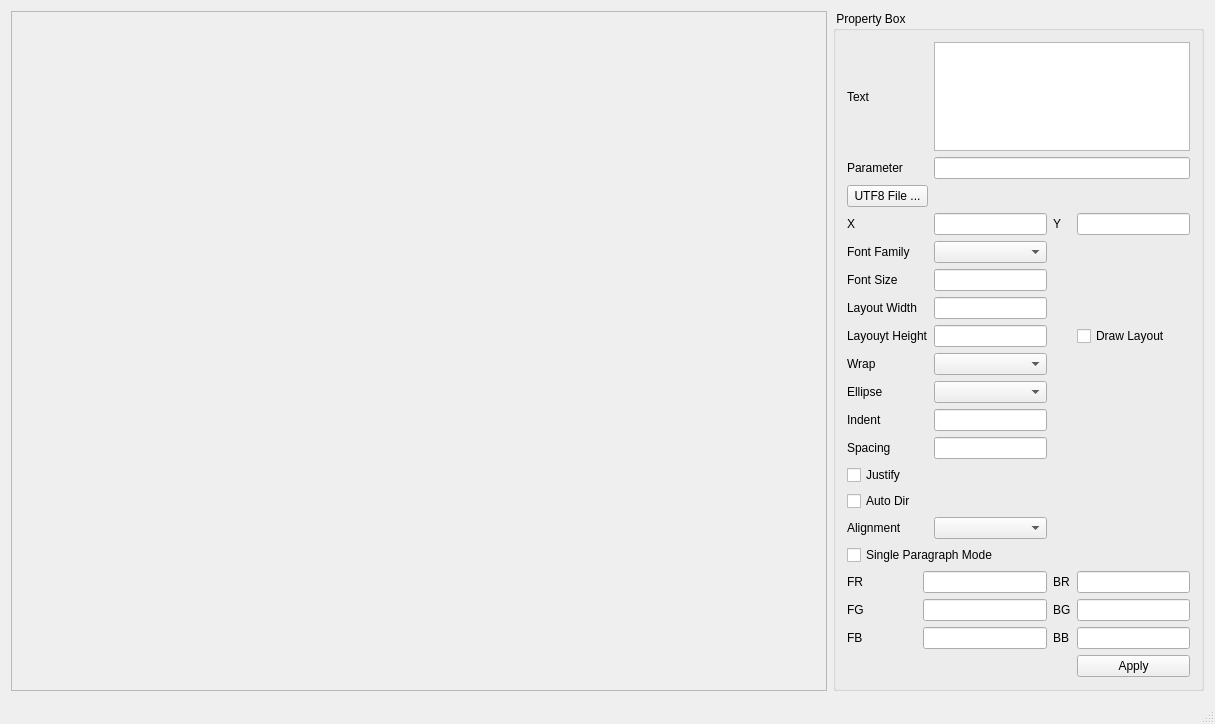
Before: the Qt Designer form TestPango/testpango.ui in aorura/myProject2, drawn with Qt 5.
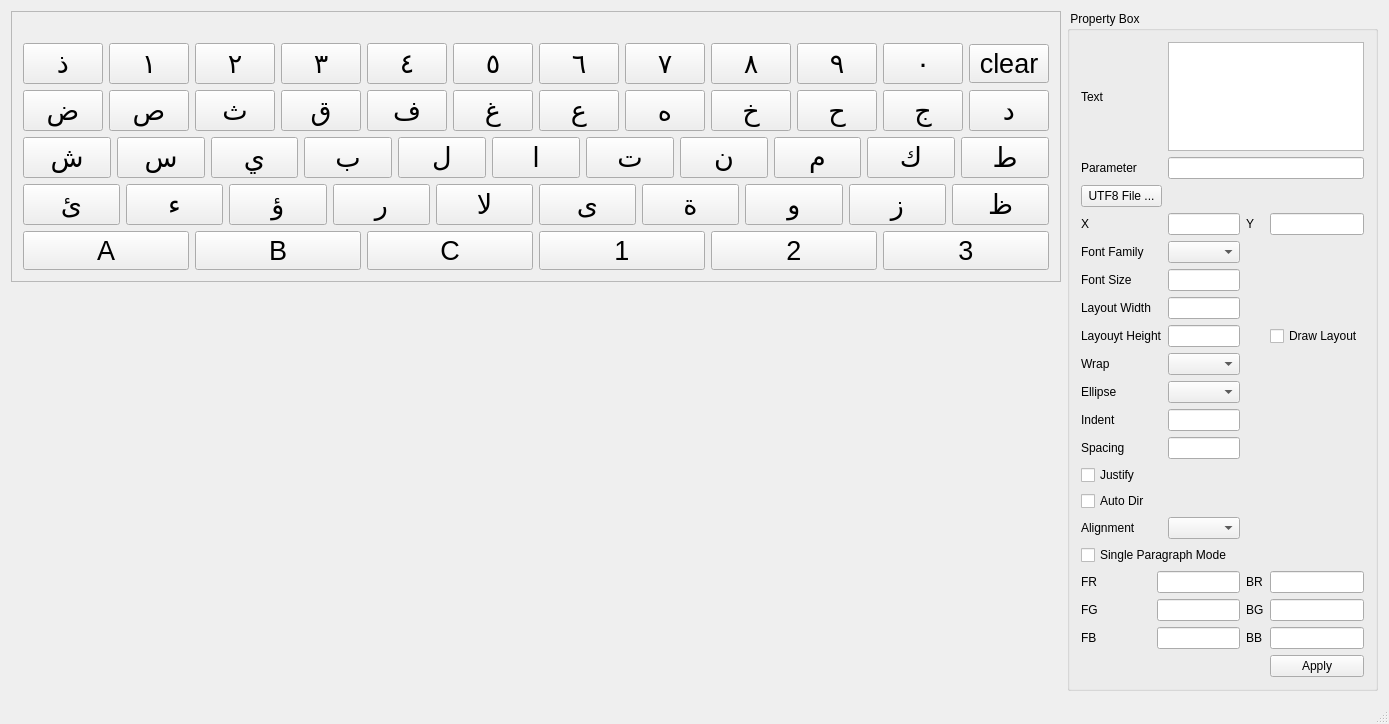
After: the same form once the commit is applied. Icons and pictures are not drawn.

The edit to the form file:
```diff
--- a/TestPango/testpango.ui
+++ b/TestPango/testpango.ui
@@ -6,10 +6,15 @@
    <rect>
     <x>0</x>
     <y>0</y>
-    <width>1215</width>
+    <width>1323</width>
     <height>724</height>
    </rect>
   </property>
+  <property name="font">
+   <font>
+    <pointsize>9</pointsize>
+   </font>
+  </property>
   <property name="windowTitle">
    <string>Text Rendering Tool</string>
   </property>
@@ -18,8 +23,8 @@
     <normaloff>C:/Users/jungle/Desktop/icon.png</normaloff>C:/Users/jungle/Desktop/icon.png</iconset>
   </property>
   <widget class="QWidget" name="centralWidget">
-   <layout class="QHBoxLayout" name="horizontalLayout_2" stretch="1,0">
-    <item>
+   <layout class="QHBoxLayout" name="horizontalLayout_2" stretch="0,0">
+    <item alignment="Qt::AlignTop">
      <widget class="QFrame" name="frame">
       <property name="sizePolicy">
        <sizepolicy hsizetype="Preferred" vsizetype="Preferred">
@@ -35,11 +40,653 @@
       </property>
       <layout class="QHBoxLayout" name="horizontalLayout">
        <item>
-        <widget class="QLabel" name="labelPixmap">
-         <property name="text">
-          <string/>
-         </property>
-        </widget>
+        <layout class="QVBoxLayout" name="verticalLayout">
+         <item>
+          <widget class="QLabel" name="labelPixmap">
+           <property name="minimumSize">
+            <size>
+             <width>0</width>
+             <height>0</height>
+            </size>
+           </property>
+           <property name="text">
+            <string/>
+           </property>
+          </widget>
+         </item>
+         <item>
+          <layout class="QHBoxLayout" name="horizontalLayout_4">
+           <item>
+            <widget class="QPushButton" name="pushButton">
+             <property name="font">
+              <font>
+               <pointsize>20</pointsize>
+              </font>
+             </property>
+             <property name="text">
+              <string>ذ</string>
+             </property>
+            </widget>
+           </item>
+           <item>
+            <widget class="QPushButton" name="pushButton_2">
+             <property name="font">
+              <font>
+               <pointsize>20</pointsize>
+              </font>
+             </property>
+             <property name="text">
+              <string>١</string>
+             </property>
+            </widget>
+           </item>
+           <item>
+            <widget class="QPushButton" name="pushButton_3">
+             <property name="font">
+              <font>
+               <pointsize>20</pointsize>
+              </font>
+             </property>
+             <property name="text">
+              <string>٢</string>
+             </property>
+            </widget>
+           </item>
+           <item>
+            <widget class="QPushButton" name="pushButton_4">
+             <property name="font">
+              <font>
+               <pointsize>20</pointsize>
+              </font>
+             </property>
+             <property name="text">
+              <string>٣</string>
+             </property>
+            </widget>
+           </item>
+           <item>
+            <widget class="QPushButton" name="pushButton_5">
+             <property name="font">
+              <font>
+               <pointsize>20</pointsize>
+              </font>
+             </property>
+             <property name="text">
+              <string>٤</string>
+             </property>
+            </widget>
+           </item>
+           <item>
+            <widget class="QPushButton" name="pushButton_6">
+             <property name="font">
+              <font>
+               <pointsize>20</pointsize>
+              </font>
+             </property>
+             <property name="text">
+              <string>٥</string>
+             </property>
+            </widget>
+           </item>
+           <item>
+            <widget class="QPushButton" name="pushButton_7">
+             <property name="font">
+              <font>
+               <pointsize>20</pointsize>
+              </font>
+             </property>
+             <property name="text">
+              <string>٦</string>
+             </property>
+            </widget>
+           </item>
+           <item>
+            <widget class="QPushButton" name="pushButton_8">
+             <property name="font">
+              <font>
+               <pointsize>20</pointsize>
+              </font>
+             </property>
+             <property name="text">
+              <string>٧</string>
+             </property>
+            </widget>
+           </item>
+           <item>
+            <widget class="QPushButton" name="pushButton_9">
+             <property name="font">
+              <font>
+               <pointsize>20</pointsize>
+              </font>
+             </property>
+             <property name="text">
+              <string>٨</string>
+             </property>
+            </widget>
+           </item>
+           <item>
+            <widget class="QPushButton" name="pushButton_10">
+             <property name="font">
+              <font>
+               <pointsize>20</pointsize>
+              </font>
+             </property>
+             <property name="text">
+              <string>٩</string>
+             </property>
+            </widget>
+           </item>
+           <item>
+            <widget class="QPushButton" name="pushButton_44">
+             <property name="font">
+              <font>
+               <pointsize>20</pointsize>
+              </font>
+             </property>
+             <property name="text">
+              <string>٠</string>
+             </property>
+            </widget>
+           </item>
+           <item>
+            <widget class="QPushButton" name="pushButton_45">
+             <property name="font">
+              <font>
+               <pointsize>20</pointsize>
+              </font>
+             </property>
+             <property name="text">
+              <string>clear</string>
+             </property>
+            </widget>
+           </item>
+          </layout>
+         </item>
+         <item>
+          <layout class="QHBoxLayout" name="horizontalLayout_5">
+           <item>
+            <widget class="QPushButton" name="pushButton_11">
+             <property name="font">
+              <font>
+               <pointsize>20</pointsize>
+              </font>
+             </property>
+             <property name="text">
+              <string>ض</string>
+             </property>
+            </widget>
+           </item>
+           <item>
+            <widget class="QPushButton" name="pushButton_12">
+             <property name="font">
+              <font>
+               <pointsize>20</pointsize>
+              </font>
+             </property>
+             <property name="text">
+              <string>ص</string>
+             </property>
+            </widget>
+           </item>
+           <item>
+            <widget class="QPushButton" name="pushButton_13">
+             <property name="font">
+              <font>
+               <pointsize>20</pointsize>
+              </font>
+             </property>
+             <property name="text">
+              <string>ث</string>
+             </property>
+            </widget>
+           </item>
+           <item>
+            <widget class="QPushButton" name="pushButton_14">
+             <property name="font">
+              <font>
+               <pointsize>20</pointsize>
+              </font>
+             </property>
+             <property name="text">
+              <string>ق</string>
+             </property>
+            </widget>
+           </item>
+           <item>
+            <widget class="QPushButton" name="pushButton_15">
+             <property name="font">
+              <font>
+               <pointsize>20</pointsize>
+              </font>
+             </property>
+             <property name="text">
+              <string>ف</string>
+             </property>
+            </widget>
+           </item>
+           <item>
+            <widget class="QPushButton" name="pushButton_16">
+             <property name="font">
+              <font>
+               <pointsize>20</pointsize>
+              </font>
+             </property>
+             <property name="text">
+              <string>غ</string>
+             </property>
+            </widget>
+           </item>
+           <item>
+            <widget class="QPushButton" name="pushButton_17">
+             <property name="font">
+              <font>
+               <pointsize>20</pointsize>
+              </font>
+             </property>
+             <property name="text">
+              <string>ع</string>
+             </property>
+            </widget>
+           </item>
+           <item>
+            <widget class="QPushButton" name="pushButton_18">
+             <property name="font">
+              <font>
+               <pointsize>20</pointsize>
+              </font>
+             </property>
+             <property name="text">
+              <string>ه</string>
+             </property>
+            </widget>
+           </item>
+           <item>
+            <widget class="QPushButton" name="pushButton_19">
+             <property name="font">
+              <font>
+               <pointsize>20</pointsize>
+              </font>
+             </property>
+             <property name="text">
+              <string>خ</string>
+             </property>
+            </widget>
+           </item>
+           <item>
+            <widget class="QPushButton" name="pushButton_20">
+             <property name="font">
+              <font>
+               <pointsize>20</pointsize>
+              </font>
+             </property>
+             <property name="text">
+              <string>ح</string>
+             </property>
+            </widget>
+           </item>
+           <item>
+            <widget class="QPushButton" name="pushButton_21">
+             <property name="font">
+              <font>
+               <pointsize>20</pointsize>
+              </font>
+             </property>
+             <property name="text">
+              <string>ج</string>
+             </property>
+            </widget>
+           </item>
+           <item>
+            <widget class="QPushButton" name="pushButton_22">
+             <property name="font">
+              <font>
+               <pointsize>20</pointsize>
+              </font>
+             </property>
+             <property name="text">
+              <string>د</string>
+             </property>
+            </widget>
+           </item>
+          </layout>
+         </item>
+         <item>
+          <layout class="QHBoxLayout" name="horizontalLayout_6">
+           <item>
+            <widget class="QPushButton" name="pushButton_23">
+             <property name="font">
+              <font>
+               <pointsize>20</pointsize>
+              </font>
+             </property>
+             <property name="text">
+              <string>ش</string>
+             </property>
+            </widget>
+           </item>
+           <item>
+            <widget class="QPushButton" name="pushButton_24">
+             <property name="font">
+              <font>
+               <pointsize>20</pointsize>
+              </font>
+             </property>
+             <property name="text">
+              <string>س</string>
+             </property>
+            </widget>
+           </item>
+           <item>
+            <widget class="QPushButton" name="pushButton_25">
+             <property name="font">
+              <font>
+               <pointsize>20</pointsize>
+              </font>
+             </property>
+             <property name="text">
+              <string>ي</string>
+             </property>
+            </widget>
+           </item>
+           <item>
+            <widget class="QPushButton" name="pushButton_26">
+             <property name="font">
+              <font>
+               <pointsize>20</pointsize>
+              </font>
+             </property>
+             <property name="text">
+              <string>ب</string>
+             </property>
+            </widget>
+           </item>
+           <item>
+            <widget class="QPushButton" name="pushButton_27">
+             <property name="font">
+              <font>
+               <pointsize>20</pointsize>
+              </font>
+             </property>
+             <property name="text">
+              <string>ل</string>
+             </property>
+            </widget>
+           </item>
+           <item>
+            <widget class="QPushButton" name="pushButton_28">
+             <property name="font">
+              <font>
+               <pointsize>20</pointsize>
+              </font>
+             </property>
+             <property name="text">
+              <string>ا</string>
+             </property>
+            </widget>
+           </item>
+           <item>
+            <widget class="QPushButton" name="pushButton_29">
+             <property name="font">
+              <font>
+               <pointsize>20</pointsize>
+              </font>
+             </property>
+             <property name="text">
+              <string>ت</string>
+             </property>
+            </widget>
+           </item>
+           <item>
+            <widget class="QPushButton" name="pushButton_30">
+             <property name="font">
+              <font>
+               <pointsize>20</pointsize>
+              </font>
+             </property>
+             <property name="text">
+              <string>ن</string>
+             </property>
+            </widget>
+           </item>
+           <item>
+            <widget class="QPushButton" name="pushButton_31">
+             <property name="font">
+              <font>
+               <pointsize>20</pointsize>
+              </font>
+             </property>
+             <property name="text">
+              <string>م</string>
+             </property>
+            </widget>
+           </item>
+           <item>
+            <widget class="QPushButton" name="pushButton_32">
+             <property name="font">
+              <font>
+               <pointsize>20</pointsize>
+              </font>
+             </property>
+             <property name="text">
+              <string>ك</string>
+             </property>
+            </widget>
+           </item>
+           <item>
+            <widget class="QPushButton" name="pushButton_33">
+             <property name="font">
+              <font>
+               <pointsize>20</pointsize>
+              </font>
+             </property>
+             <property name="text">
+              <string>ط</string>
+             </property>
+            </widget>
+           </item>
+          </layout>
+         </item>
+         <item>
+          <layout class="QHBoxLayout" name="horizontalLayout_7">
+           <item>
+            <widget class="QPushButton" name="pushButton_34">
+             <property name="font">
+              <font>
+               <pointsize>20</pointsize>
+              </font>
+             </property>
+             <property name="text">
+              <string>ئ</string>
+             </property>
+            </widget>
+           </item>
+           <item>
+            <widget class="QPushButton" name="pushButton_35">
+             <property name="font">
+              <font>
+               <pointsize>20</pointsize>
+              </font>
+             </property>
+             <property name="text">
+              <string>ء</string>
+             </property>
+            </widget>
+           </item>
+           <item>
+            <widget class="QPushButton" name="pushButton_36">
+             <property name="font">
+              <font>
+               <pointsize>20</pointsize>
+              </font>
+             </property>
+             <property name="text">
+              <string>ؤ</string>
+             </property>
+            </widget>
+           </item>
+           <item>
+            <widget class="QPushButton" name="pushButton_37">
+             <property name="font">
+              <font>
+               <pointsize>20</pointsize>
+              </font>
+             </property>
+             <property name="text">
+              <string>ر</string>
+             </property>
+            </widget>
+           </item>
+           <item>
+            <widget class="QPushButton" name="pushButton_38">
+             <property name="font">
+              <font>
+               <pointsize>20</pointsize>
+              </font>
+             </property>
+             <property name="text">
+              <string>لا</string>
+             </property>
+            </widget>
+           </item>
+           <item>
+            <widget class="QPushButton" name="pushButton_39">
+             <property name="font">
+              <font>
+               <pointsize>20</pointsize>
+              </font>
+             </property>
+             <property name="text">
+              <string>ى</string>
+             </property>
+            </widget>
+           </item>
+           <item>
+            <widget class="QPushButton" name="pushButton_40">
+             <property name="font">
+              <font>
+               <pointsize>20</pointsize>
+              </font>
+             </property>
+             <property name="text">
+              <string>ة</string>
+             </property>
+            </widget>
+           </item>
+           <item>
+            <widget class="QPushButton" name="pushButton_41">
+             <property name="font">
+              <font>
+               <pointsize>20</pointsize>
+              </font>
+             </property>
+             <property name="text">
+              <string>و</string>
+             </property>
+            </widget>
+           </item>
+           <item>
+            <widget class="QPushButton" name="pushButton_42">
+             <property name="font">
+              <font>
+               <pointsize>20</pointsize>
+              </font>
+             </property>
+             <property name="text">
+              <string>ز</string>
+             </property>
+            </widget>
+           </item>
+           <item>
+            <widget class="QPushButton" name="pushButton_43">
+             <property name="font">
+              <font>
+               <pointsize>20</pointsize>
+              </font>
+             </property>
+             <property name="text">
+              <string>ظ</string>
+             </property>
+            </widget>
+           </item>
+          </layout>
+         </item>
+         <item>
+          <layout class="QHBoxLayout" name="horizontalLayout_8">
+           <item>
+            <widget class="QPushButton" name="pushButton_46">
+             <property name="font">
+              <font>
+               <pointsize>20</pointsize>
+              </font>
+             </property>
+             <property name="text">
+              <string>A</string>
+             </property>
+            </widget>
+           </item>
+           <item>
+            <widget class="QPushButton" name="pushButton_47">
+             <property name="font">
+              <font>
+               <pointsize>20</pointsize>
+              </font>
+             </property>
+             <property name="text">
+              <string>B</string>
+             </property>
+            </widget>
+           </item>
+           <item>
+            <widget class="QPushButton" name="pushButton_48">
+             <property name="font">
+              <font>
+               <pointsize>20</pointsize>
+              </font>
+             </property>
+             <property name="text">
+              <string>C</string>
+             </property>
+            </widget>
+           </item>
+           <item>
+            <widget class="QPushButton" name="pushButton_49">
+             <property name="font">
+              <font>
+               <pointsize>20</pointsize>
+              </font>
+             </property>
+             <property name="text">
+              <string>1</string>
+             </property>
+            </widget>
+           </item>
+           <item>
+            <widget class="QPushButton" name="pushButton_50">
+             <property name="font">
+              <font>
+               <pointsize>20</pointsize>
+              </font>
+             </property>
+             <property name="text">
+              <string>2</string>
+             </property>
+            </widget>
+           </item>
+           <item>
+            <widget class="QPushButton" name="pushButton_51">
+             <property name="font">
+              <font>
+               <pointsize>20</pointsize>
+              </font>
+             </property>
+             <property name="text">
+              <string>3</string>
+             </property>
+            </widget>
+           </item>
+          </layout>
+         </item>
+        </layout>
        </item>
       </layout>
      </widget>
```
Left out of the diff: 120 changed lines with no effect on the pictures.
